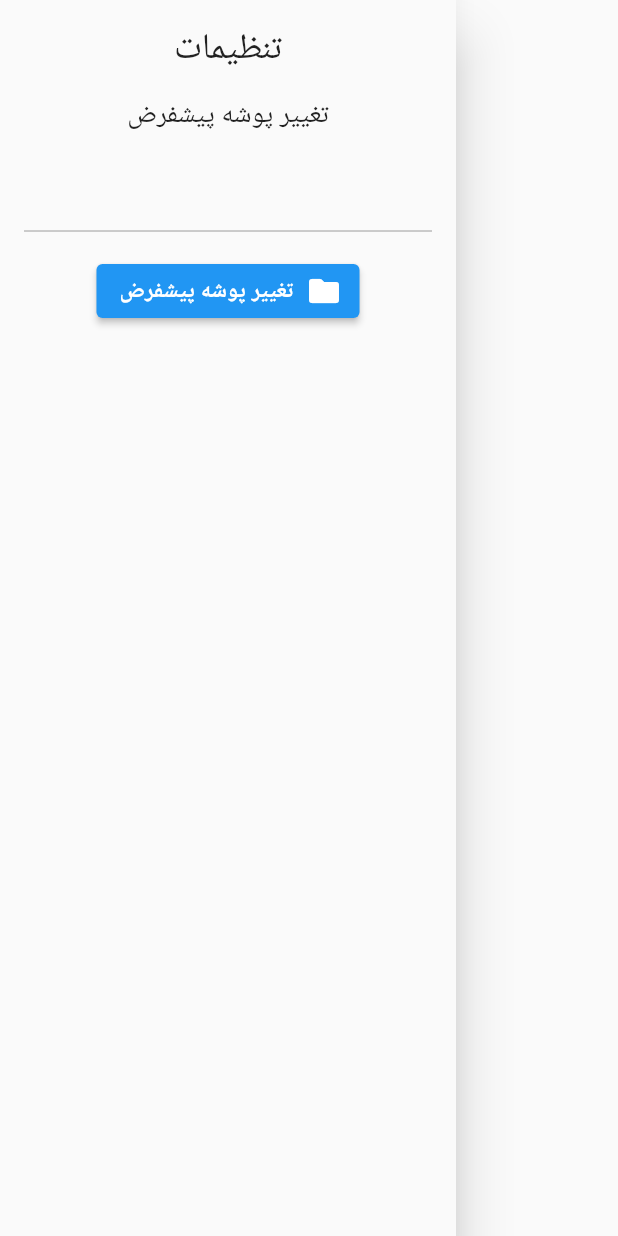
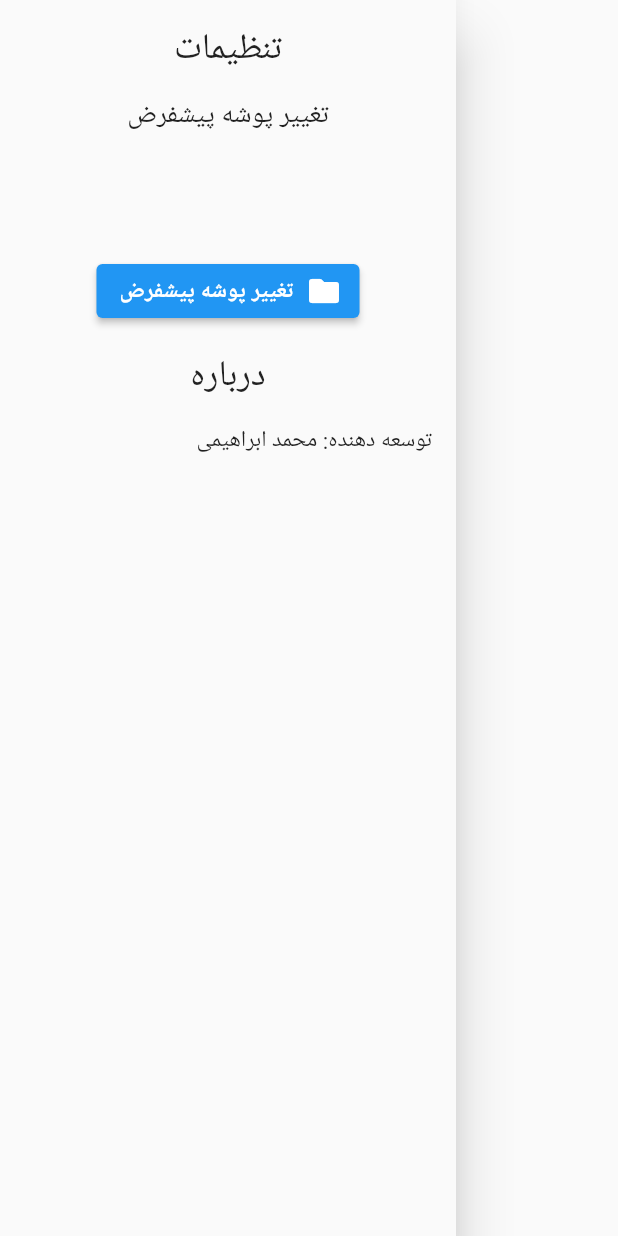
Before and after one commit to moheb2000/persian_subtitle_fixer_flutter, a Flutter app: the SettingsDrawerWidget widget shown alone on an empty page, opened directly, on a phone screen of 412 x 824 dp. Run offline on Flutter 3.47's test engine with Material 2 defaults, Android fonts, the light colour scheme and no system bars; our stand-ins replace file_picker, introduction_screen, permission_handler, shared_preferences; missing offline and left inert: easy_folder_picker, enough_convert, persian_fonts; accounts and stored records are empty.

Commit message:
Add dark mode support and about section

```diff
--- a/lib/src/app.dart
+++ b/lib/src/app.dart
@@ -9,10 +9,18 @@ class App extends StatelessWidget {
   @override
   Widget build(BuildContext context) {
     return MaterialApp(
+
       // Theme config
       theme: ThemeData(
         fontFamily: PersianFonts.Vazir.fontFamily,
       ),
+
+      darkTheme: ThemeData(
+        brightness: Brightness.dark,
+        fontFamily: PersianFonts.Vazir.fontFamily,
+      ),
+
+      themeMode: ThemeMode.system,
 
       // Localization config
       localizationsDelegates: [
--- a/lib/src/languages/fa_lang.dart
+++ b/lib/src/languages/fa_lang.dart
@@ -16,4 +16,5 @@ class FaLang {
   static const multipleFileChooseHint = 'امکان انتخاب چند فایل با هم وجود داره. اگه چند تا زیرنویس داری همرو با هم انتخاب کن.';
   static const settingsTitle = 'تنظیمات';
   static const changeDefaultFolderSettings = 'تغییر پوشه پیشفرض';
+  static const aboutTitle = 'درباره';
 }
--- a/lib/src/widgets/settings_drawer_widget.dart
+++ b/lib/src/widgets/settings_drawer_widget.dart
@@ -24,34 +24,60 @@ class _SettingsDrawerWidgetState extends State<SettingsDrawerWidget> {
             child: Column(
               children: [
                 separator(),
-                Text(
-                  FaLang.settingsTitle,
-                  style: TextStyle(
-                    fontSize: 24,
-                  ),
-                ),
+                titleSettings(FaLang.settingsTitle),
                 separator(),
-                Text(
-                  FaLang.changeDefaultFolderSettings,
-                  style: TextStyle(
-                    fontSize: 18,
-                  ),
-                ),
+                subtitleSettings(FaLang.changeDefaultFolderSettings),
                 separator(),
                 FutureBuilder(
                   future: SharedPreferences.getInstance(),
-                  builder: (context, AsyncSnapshot<SharedPreferences> snapshot) {
+                  builder:
+                      (context, AsyncSnapshot<SharedPreferences> snapshot) {
                     return TextField(
                       enabled: false,
                       decoration: InputDecoration(
-                        hintText: snapshot.hasData ? snapshot.data!.getString('subtitlePath') : '',
+                        border: InputBorder.none,
+                        hintText: snapshot.hasData
+                            ? snapshot.data!.getString('subtitlePath')
+                            : '',
                         hintTextDirection: TextDirection.ltr,
                       ),
                     );
                   },
                 ),
                 separator(),
-                ElevatedButton.icon(
+                chooseFolderSettings(),
+                separator(),
+                titleSettings(FaLang.aboutTitle),
+                separator(),
+                about(),
+              ],
+            ),
+          ),
+        ),
+      ),
+    );
+  }
+
+  Widget titleSettings(String title) {
+    return Text(
+      title,
+      style: TextStyle(
+        fontSize: 24,
+      ),
+    );
+  }
+
+  Widget subtitleSettings(String subtitle) {
+    return Text(
+      subtitle,
+      style: TextStyle(
+        fontSize: 18,
+      ),
+    );
+  }
+
+  Widget chooseFolderSettings() {
+    return ElevatedButton.icon(
       onPressed: () async {
         prefs = await SharedPreferences.getInstance();
 
@@ -63,19 +89,22 @@ class _SettingsDrawerWidgetState extends State<SettingsDrawerWidget> {
                 borderRadius: BorderRadius.all(Radius.circular(10))));
 
         if (defaultPathDirectory != null) {
-                      await prefs.setString(
-                          'subtitlePath', defaultPathDirectory.path);
+          await prefs.setString('subtitlePath', defaultPathDirectory.path);
         }
         setState(() {});
       },
       icon: Icon(Icons.folder_rounded),
       label: Text(FaLang.changeDefaultFolderSettings),
-                ),
-                separator(),
+    );
+  }
+
+  Widget about() {
+    return Container(
+      alignment: Alignment.topRight,
+      child: Column(
+        children: [
+          Text('توسعه دهنده: محمد ابراهیمی'),
         ],
-            ),
-          ),
-        ),
       ),
     );
   }
```
Lines whose indentation alone changed are shown as unchanged.
